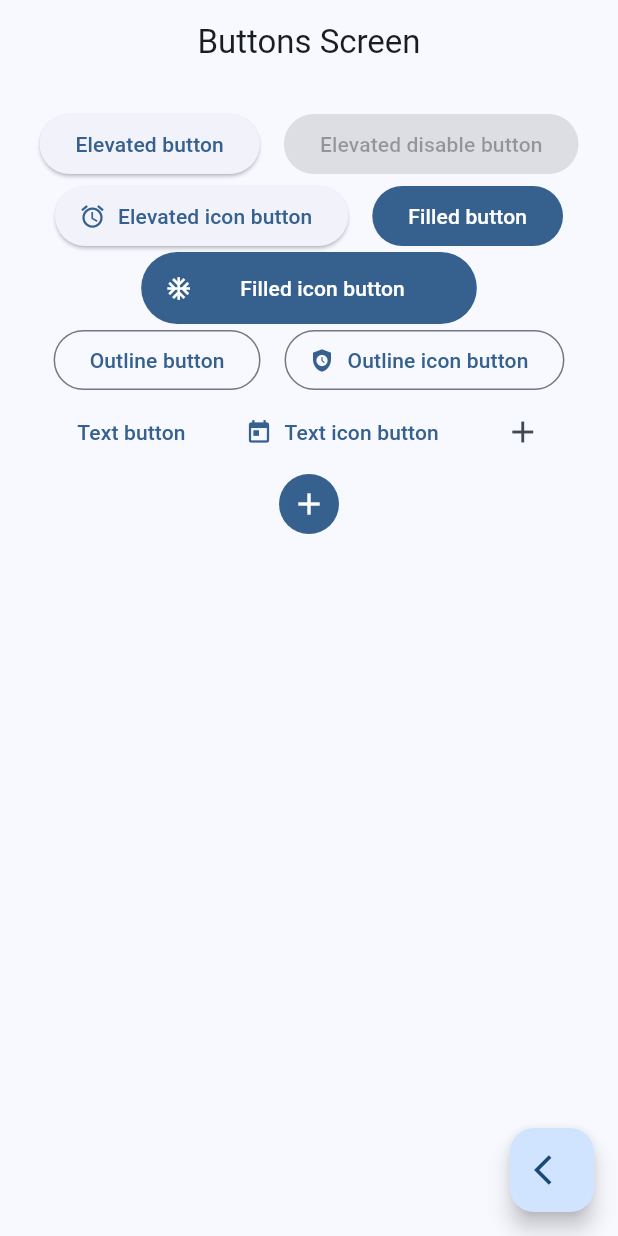
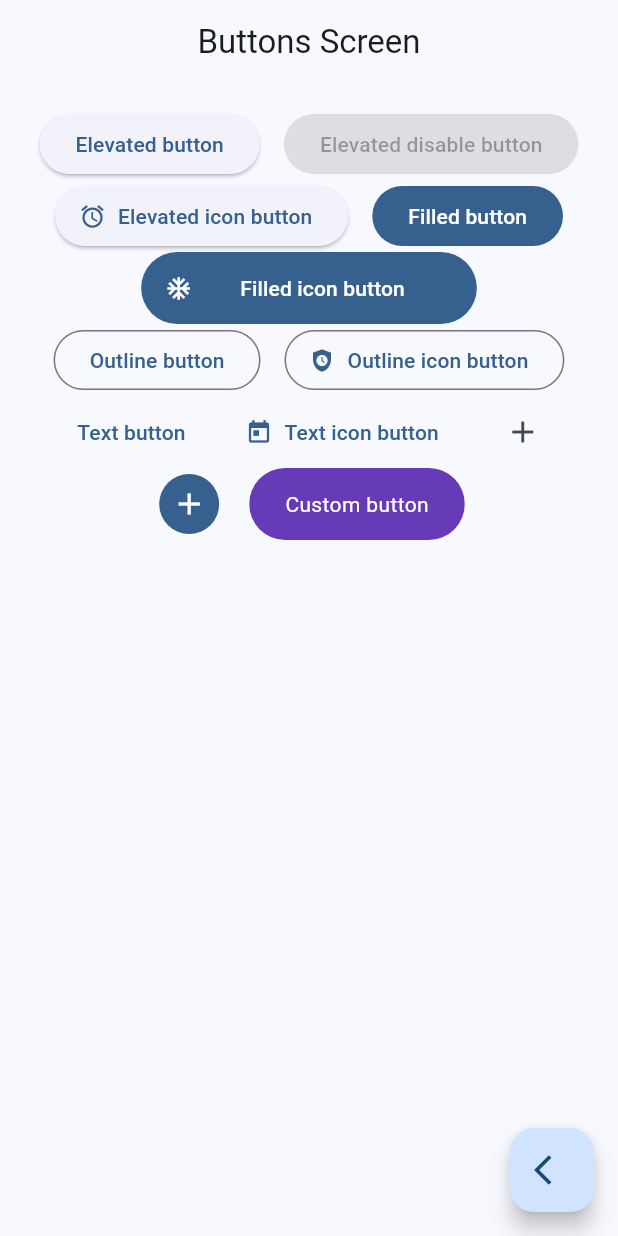
Before and after one commit to martinlprb23/widgets_app, a Flutter app: the ButtonsScreen screen opened by its route, on a phone screen of 412 x 824 dp. Run offline on Flutter 3.47's test engine with Material 3 defaults, Android fonts, the phone set to English and light mode, and no system bars; our stand-ins replace go_router.

Commit message:
Finish buttons screen

```diff
--- a/lib/ui/screens/buttons/buttons_screen.dart
+++ b/lib/ui/screens/buttons/buttons_screen.dart
@@ -69,10 +69,34 @@ class _ButtonsView extends StatelessWidget {
               style: ButtonStyle(
                   iconColor: const MaterialStatePropertyAll(Colors.white),
                   backgroundColor: MaterialStatePropertyAll(colors.primary)),
-            )
+            ),
+            const CustomButton()
           ],
         ),
       ),
     );
   }
 }
+
+class CustomButton extends StatelessWidget {
+  const CustomButton({super.key});
+
+  @override
+  Widget build(BuildContext context) {
+    return ClipRRect(
+      borderRadius: BorderRadius.circular(25),
+      child: Material(
+        color: Colors.deepPurple,
+        child: InkWell(
+          onTap: () {},
+          child: const Padding(
+              padding: EdgeInsets.symmetric(horizontal: 24, vertical: 14),
+              child: Text(
+                "Custom button",
+                style: TextStyle(color: Colors.white),
+              )),
+        ),
+      ),
+    );
+  }
+}
```
